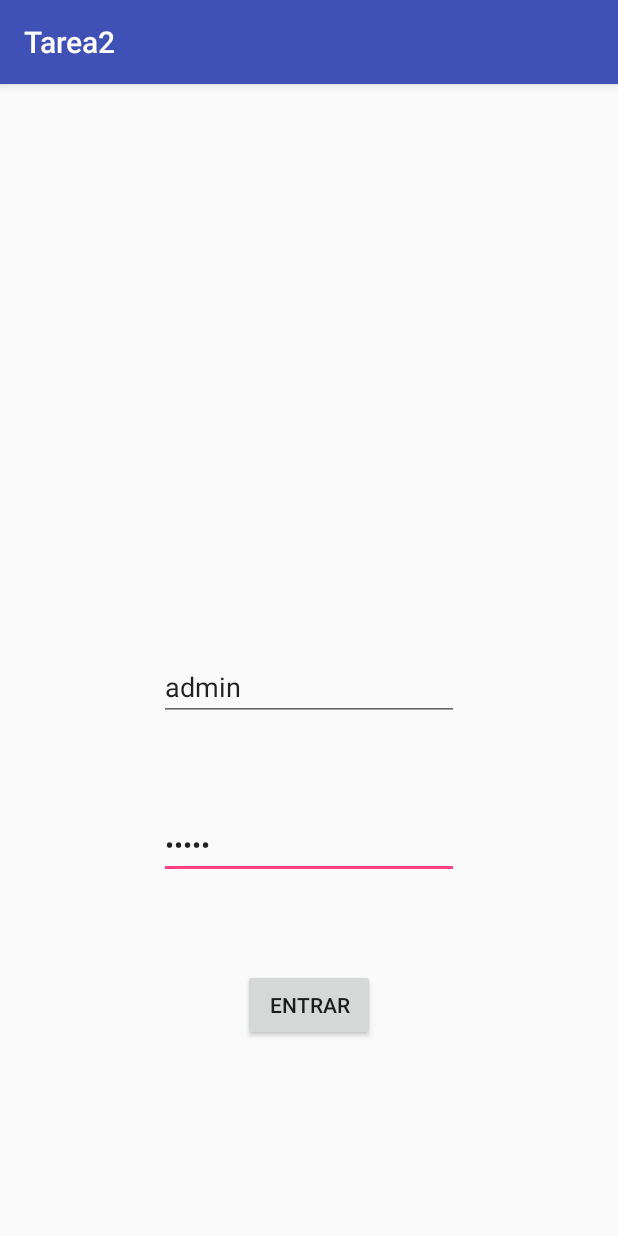
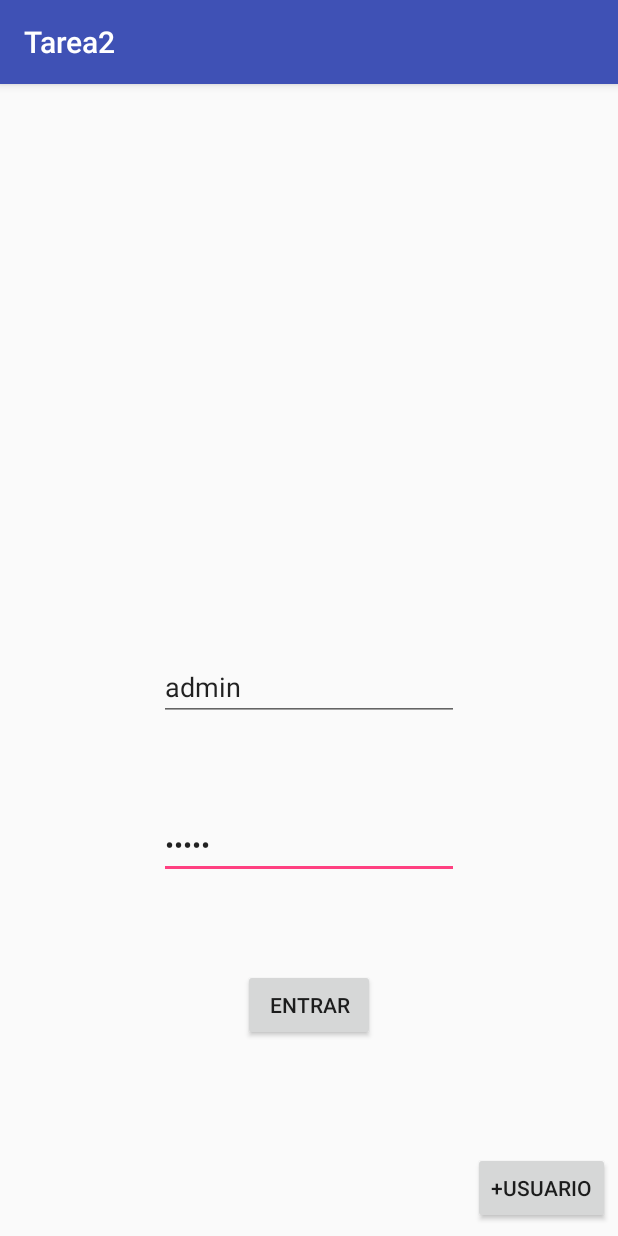
Before and after one commit to charlie83Gs/Tarea2Android, an Android app: the screen it shows after launch (LoginActivity), on a phone screen of 412 x 824 dp. Run offline under Robolectric (Android 15) with nearby library versions, the phone set to English and light mode, and no system bars.

Commit message:
crear usuario

```diff
--- a/app/src/main/AndroidManifest.xml
+++ b/app/src/main/AndroidManifest.xml
@@ -14,7 +14,6 @@
         <activity android:name=".LoginActivity">
             <intent-filter>
                 <action android:name="android.intent.action.MAIN" />
-
                 <category android:name="android.intent.category.LAUNCHER" />
             </intent-filter>
         </activity>
--- a/app/src/main/java/cr/ac/tec/tarea2/LoginActivity.java
+++ b/app/src/main/java/cr/ac/tec/tarea2/LoginActivity.java
@@ -48,5 +48,10 @@ public class LoginActivity extends AppCompatActivity {
 
     }
 
+    public void nuevoUsuario(View view){
+        Intent newActivityListaEventos = new Intent(view.getContext(), CrearUsuario.class);
+        startActivity(newActivityListaEventos);
+    }
+
 
 }
--- a/app/src/main/res/layout/activity_login.xml
+++ b/app/src/main/res/layout/activity_login.xml
@@ -64,4 +64,16 @@
         app:layout_constraintEnd_toEndOf="parent"
         app:layout_constraintStart_toStartOf="parent"
         app:layout_constraintTop_toTopOf="parent" />
+
+    <Button
+        android:id="@+id/btn_LoginNuevoUsuario"
+        android:layout_width="wrap_content"
+        android:layout_height="wrap_content"
+        android:layout_marginBottom="8dp"
+        android:layout_marginEnd="5dp"
+        android:layout_marginRight="5dp"
+        android:text="+Usuario"
+        android:onClick="nuevoUsuario"
+        app:layout_constraintBottom_toBottomOf="parent"
+        app:layout_constraintEnd_toEndOf="parent" />
 </android.support.constraint.ConstraintLayout>
```
Also changed, not shown: app/src/main/java/cr/ac/tec/tarea2/CrearUsuario.java (+26 -1 lines), app/src/main/res/layout/activity_crear_usuario.xml (+4 -3 lines), 1 other file.
